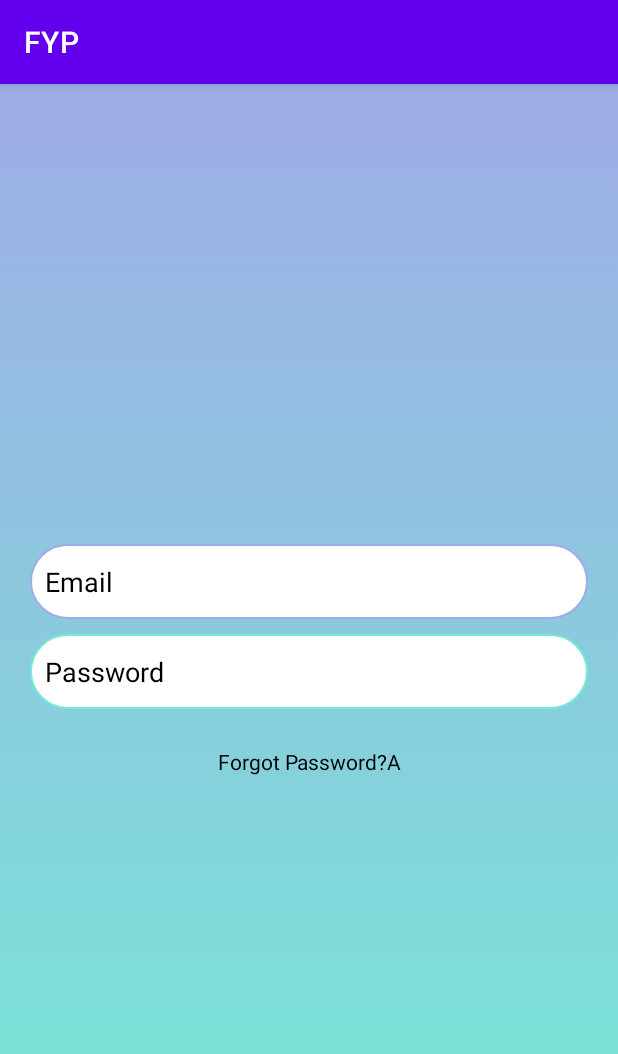
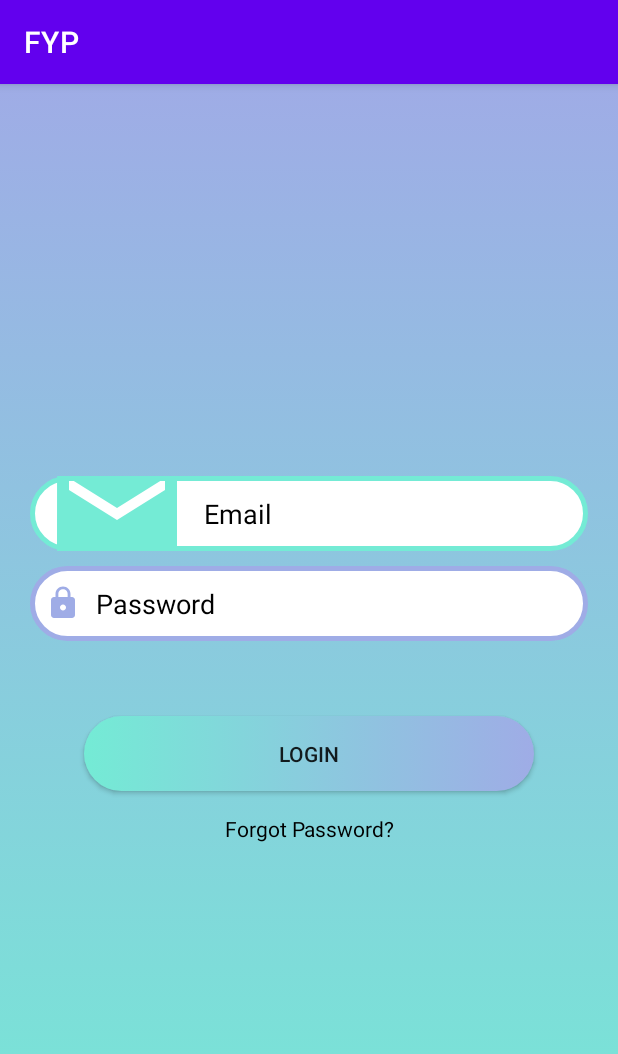
Before and after one commit to benkilmartin/FYP, an Android app: the LoginPage screen opened directly, with no data from a screen before it, on a phone screen of 412 x 824 dp. Shown: the top 1054 px of the screen. Run offline under Robolectric (Android 15) with nearby library versions, the phone set to English and light mode, and no system bars.

Commit message:
fininshed signup and login UI

```diff
--- a/app/src/main/java/com/example/fyp/MainActivity.java
+++ b/app/src/main/java/com/example/fyp/MainActivity.java
@@ -8,6 +8,7 @@ public class MainActivity extends AppCompatActivity {
 
     @Override
     protected void onCreate(Bundle savedInstanceState) {
+        getSupportActionBar().hide();
         super.onCreate(savedInstanceState);
         setContentView(R.layout.activity_main);
     }
--- a/app/src/main/java/com/example/fyp/RegistrationPage.java
+++ b/app/src/main/java/com/example/fyp/RegistrationPage.java
@@ -8,6 +8,7 @@ public class RegistrationPage extends AppCompatActivity {
 
     @Override
     protected void onCreate(Bundle savedInstanceState) {
+        getSupportActionBar().hide();
         super.onCreate(savedInstanceState);
         setContentView(R.layout.activity_registration_page);
     }
--- /dev/null
+++ b/app/src/main/res/drawable/custom_button1.xml
@@ -0,0 +1,11 @@
+<?xml version="1.0" encoding="utf-8"?>
+<selector xmlns:android="http://schemas.android.com/apk/res/android">
+
+    <item>
+        <shape android:shape="rectangle">
+            <gradient android:startColor="@color/custom2" android:endColor="@color/custom1"/>
+            <corners android:radius="50dp"/>
+        </shape>
+    </item>
+
+</selector>
--- a/app/src/main/res/drawable/custom_ic_email.xml
+++ b/app/src/main/res/drawable/custom_ic_email.xml
@@ -3,4 +3,5 @@
 
     <item android:state_focused="true" android:drawable="@drawable/ic_email_focused"/>
     <item android:state_focused="false" android:drawable="@drawable/ic_email"/>
+
 </selector>
--- a/app/src/main/res/drawable/custom_textbox.xml
+++ b/app/src/main/res/drawable/custom_textbox.xml
@@ -5,7 +5,7 @@
         <shape android:shape="rectangle">
             <solid android:color="@color/white"/>
             <corners android:radius="30dp"/>
-            <stroke android:color="@color/custom1" android:width="1dp"/>
+            <stroke android:color="@color/custom2" android:width="3dp"/>
         </shape>
     </item>
 
@@ -13,7 +13,7 @@
         <shape android:shape="rectangle">
             <solid android:color="@color/white"/>
             <corners android:radius="30dp"/>
-            <stroke android:color="@color/custom2" android:width="1dp"/>
+            <stroke android:color="@color/custom1" android:width="3dp"/>
         </shape>
     </item>
 
--- a/app/src/main/res/layout/activity_login_page.xml
+++ b/app/src/main/res/layout/activity_login_page.xml
@@ -8,20 +8,6 @@
     android:orientation="vertical"
     android:background="@drawable/gradient_background">
 
-    <!--    <ImageView-->
-    <!--        android:id="@+id/m"-->
-    <!--        android:layout_width="100dp"-->
-    <!--        android:layout_height="50dp"-->
-    <!--        app:srcCompat="@drawable/m" />-->
-
-    <!--    <ImageView-->
-    <!--        android:id="@+id/u"-->
-    <!--        android:layout_width="96dp"-->
-    <!--        android:layout_height="50dp"-->
-    <!--        android:layout_below="@id/m"-->
-    <!--        android:layout_marginBottom="50dp"-->
-    <!--        android:src="@drawable/u" />-->
-
     <EditText
         android:id="@+id/lEmail"
         android:layout_width="match_parent"
@@ -30,6 +16,8 @@
         android:layout_marginRight="20dp"
         android:layout_marginBottom="10dp"
         android:background="@drawable/custom_textbox"
+        android:drawableStart="@drawable/custom_ic_email"
+        android:drawablePadding="10dp"
         android:hint="Email"
         android:padding="10dp"
         android:textColorHint="@color/black" />
@@ -41,21 +29,23 @@
         android:layout_below="@id/lEmail"
         android:layout_marginLeft="20dp"
         android:layout_marginRight="20dp"
-        android:layout_marginBottom="10dp"
+        android:layout_marginBottom="50dp"
         android:padding="10dp"
         android:background="@drawable/custom_textbox"
+        android:drawableStart="@drawable/custom_ic_lock"
+        android:drawablePadding="10dp"
         android:hint="Password"
         android:textColorHint="@color/black" />
 
-<!--        <androidx.appcompat.widget.AppCompatButton-->
-<!--            android:id="@+id/registerButton"-->
-<!--            android:layout_width="300dp"-->
-<!--            android:layout_height="50dp"-->
-<!--            android:layout_below="@id/lPassword"-->
-<!--            android:background="@drawable/button"-->
-<!--            android:text="Create Account">-->
+    <androidx.appcompat.widget.AppCompatButton
+        android:id="@+id/rBtn"
+        android:layout_width="300dp"
+        android:layout_height="50dp"
+        android:layout_below="@id/cPassword"
+        android:background="@drawable/custom_button1"
+        android:text="Login">
 
-<!--        </androidx.appcompat.widget.AppCompatButton>-->
+    </androidx.appcompat.widget.AppCompatButton>
 
     <TextView
         android:id="@+id/fpassword"
@@ -65,7 +55,7 @@
         android:layout_marginLeft="100dp"
         android:layout_marginTop="15dp"
         android:layout_marginRight="100dp"
-        android:text="Forgot Password?A"
+        android:text="Forgot Password?"
         android:textAlignment="center"
         android:textColor="@color/black"
         android:textFontWeight="700" />
--- a/app/src/main/res/values/themes.xml
+++ b/app/src/main/res/values/themes.xml
@@ -13,4 +13,13 @@
         <item name="android:statusBarColor" tools:targetApi="l">?attr/colorPrimaryVariant</item>
         <!-- Customize your theme here. -->
     </style>
+
+    <style name="Theme.FYP.NoActionBar">
+        <item name="windowActionBar">false</item>
+        <item name="windowNoTitle">true</item>
+    </style>
+
+    <style name="Theme.FYP.AppBarOverlay" parent="ThemeOverlay.AppCompat.Dark.ActionBar" />
+
+    <style name="Theme.FYP.PopupOverlay" parent="ThemeOverlay.AppCompat.Light" />
 </resources>
```
Also changed, not shown: app/build.gradle (+7 -0 lines), app/src/main/AndroidManifest.xml (+6 -1 lines), app/src/main/res/layout/activity_registration_page.xml (+9 -23 lines), app/src/main/res/values/strings.xml (+11 -0 lines).
